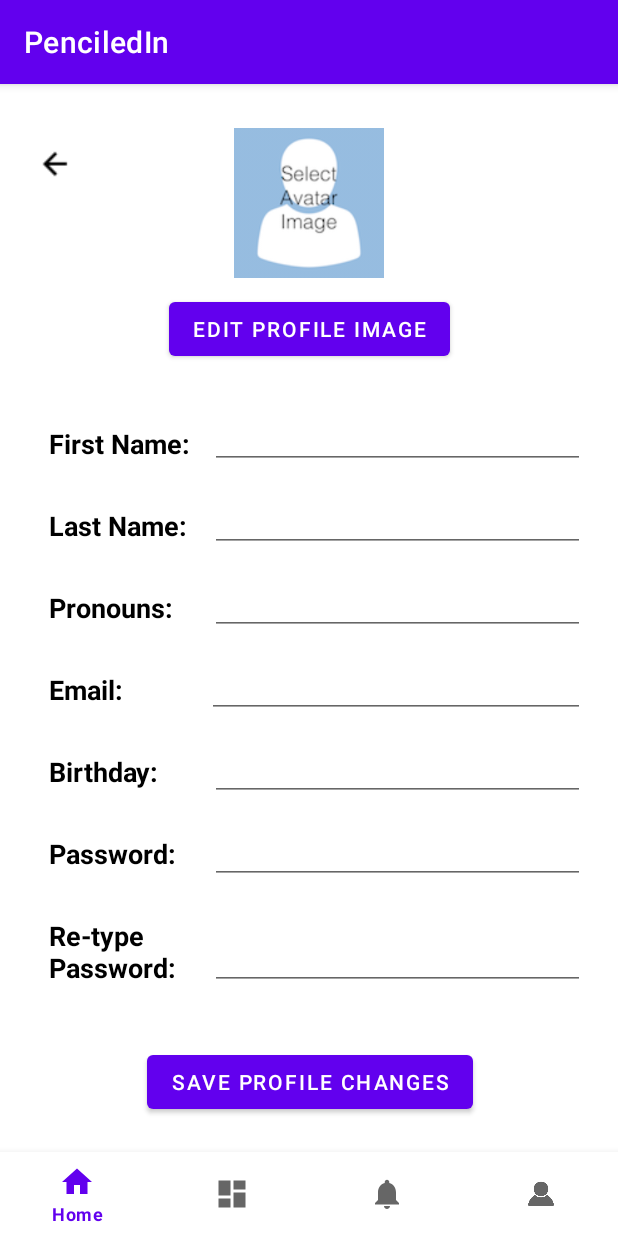
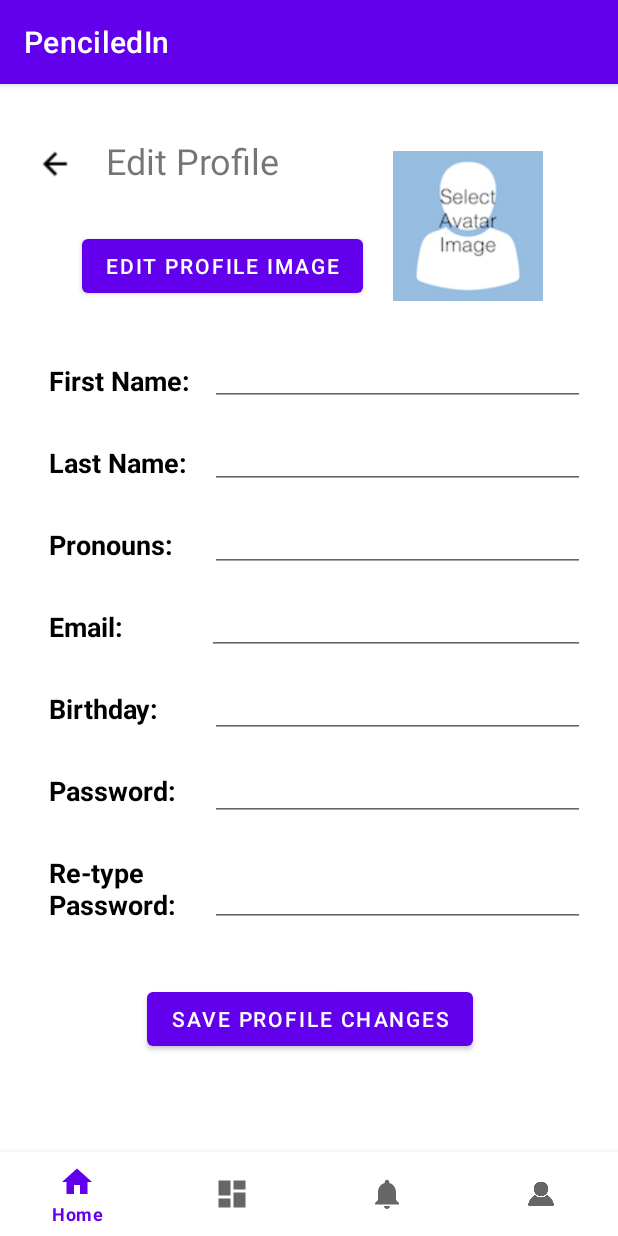
Before and after one commit to emilyhendrick/NU_MAD_SM2022_Final_Project_Team2, an Android app: the fragment EditProfileFragment placed in its activity, on a phone screen of 412 x 824 dp. Run offline under Robolectric (Android 15) with nearby library versions, the phone set to English and light mode, and no system bars; our stand-ins replace Firebase (no records; nobody signed in at launch, a user with empty details on screens opened directly), navigation-ui; pictures from the network do not load; 7 statements that could not run were skipped.

Commit message:
Fix alarm nav bug and spacing

```diff
--- a/app/src/main/res/layout/fragment_alarm.xml
+++ b/app/src/main/res/layout/fragment_alarm.xml
@@ -33,7 +33,7 @@
     <androidx.recyclerview.widget.RecyclerView
         android:id="@+id/alarmRecyclerView"
         android:layout_width="400dp"
-        android:layout_height="625dp"
+        android:layout_height="595dp"
         android:layout_marginTop="15dp"
         app:layout_constraintEnd_toEndOf="parent"
         app:layout_constraintStart_toStartOf="parent"
--- a/app/src/main/res/layout/fragment_edit_profile.xml
+++ b/app/src/main/res/layout/fragment_edit_profile.xml
@@ -7,6 +7,17 @@
     android:layout_height="match_parent"
     tools:context=".profile.EditProfileFragment"
     android:label="@string/editProfile">
+
+    <TextView
+        android:id="@+id/editprofile_title"
+        android:layout_width="wrap_content"
+        android:layout_height="wrap_content"
+        android:layout_marginStart="10dp"
+        android:layout_marginTop="15dp"
+        android:text="@string/editProfile"
+        android:textSize="24sp"
+        app:layout_constraintStart_toEndOf="@+id/editProfileLeftArrow"
+        app:layout_constraintTop_toTopOf="parent" />
 
     <EditText
         android:id="@+id/editProfileRetypedPasswordInput"
@@ -136,22 +147,21 @@
         android:id="@+id/editAvatar"
         android:layout_width="100dp"
         android:layout_height="100dp"
-        android:layout_marginTop="10dp"
+        android:layout_marginStart="75dp"
+        android:layout_marginTop="25dp"
         android:src="@drawable/select_avatar"
-        app:layout_constraintEnd_toEndOf="parent"
-        app:layout_constraintHorizontal_bias="0.498"
-        app:layout_constraintStart_toStartOf="parent"
+        app:layout_constraintStart_toEndOf="@+id/editprofile_title"
         app:layout_constraintTop_toTopOf="parent" />
 
     <Button
         android:id="@+id/editAvatarButton"
         android:layout_width="wrap_content"
         android:layout_height="wrap_content"
-        android:layout_marginTop="10dp"
+        android:layout_marginTop="30dp"
+        android:layout_marginEnd="20dp"
         android:text="@string/editProfileImage"
-        app:layout_constraintEnd_toEndOf="parent"
-        app:layout_constraintStart_toStartOf="parent"
-        app:layout_constraintTop_toBottomOf="@+id/editAvatar" />
+        app:layout_constraintEnd_toStartOf="@+id/editAvatar"
+        app:layout_constraintTop_toBottomOf="@+id/editprofile_title" />
 
     <Button
         android:id="@+id/saveChangesButton"
```
Also changed, not shown: app/src/main/java/com/example/nu_mad_sm2022_final_project_team2/MainActivity.java (+3 -7 lines), app/src/main/java/com/example/nu_mad_sm2022_final_project_team2/alarm/AlarmFragment.java (+7 -4 lines), app/src/main/res/layout/fragment_profile.xml (+12 -0 lines).
